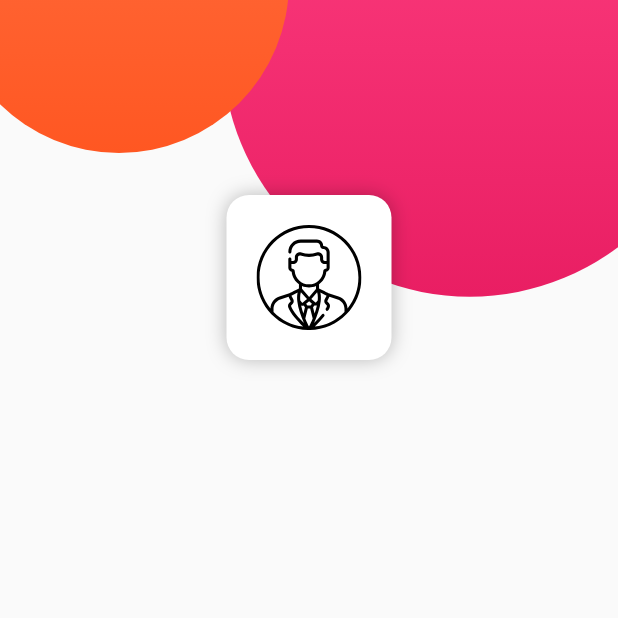
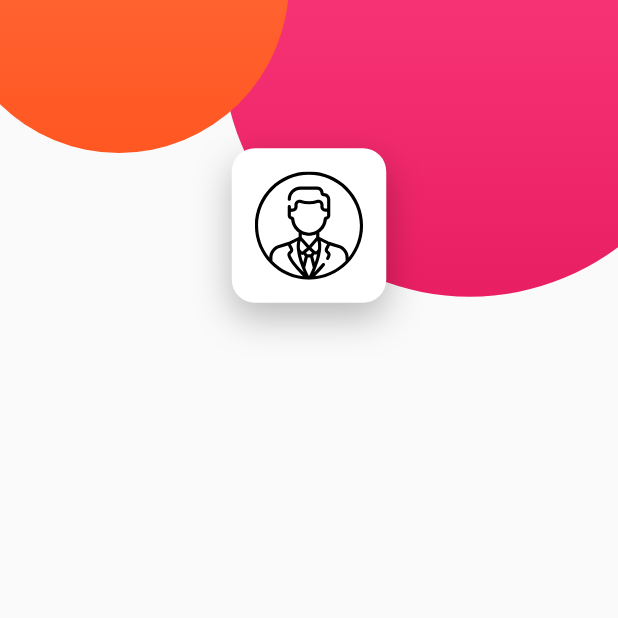
Before and after one commit to vargascarlitos/flutter_consume_api, a Flutter app: the screen it shows after launch, on a phone screen of 412 x 824 dp, the top half of it. Run offline on Flutter 3.47's test engine with Material 2 defaults, Android fonts, the phone set to English and light mode, and no system bars; our stand-ins replace flutter_svg.

Commit message:
adaptative desing

```diff
--- a/lib/_widgets/icon_container.dart
+++ b/lib/_widgets/icon_container.dart
@@ -11,19 +11,19 @@ class IconContainer extends StatelessWidget {
   @override
   Widget build(BuildContext context) {
     return Container(
-      width: 110,
-      height: 110,
-      padding: EdgeInsets.all(20),
+      width: this.size,
+      height: this.size,
+      padding: EdgeInsets.all(this.size*0.15),
       decoration: BoxDecoration(
         color: Colors.white,
-        boxShadow: [BoxShadow(color: Colors.black26, blurRadius: 10.0)],
-        borderRadius: BorderRadius.circular(15.0),
+        boxShadow: [BoxShadow(color: Colors.black26, blurRadius: 20.0, offset: Offset(0,10))],
+        borderRadius: BorderRadius.circular(this.size*0.15),
       ),
       child: Center(
         child: SvgPicture.asset(
           "assets/perfil.svg",
-          width: 80,
-          height: 80,
+          width: this.size*0.8,
+          height: this.size*0.8,
         ),
       ),
     );
--- a/lib/main.dart
+++ b/lib/main.dart
@@ -1,4 +1,5 @@
 import 'package:flutter/material.dart';
+import 'package:flutter/services.dart';
 import 'package:flutter_consume_api/pages/home_pages.dart';
 
 void main() {
@@ -9,6 +10,10 @@ class MyApp extends StatelessWidget {
   // This widget is the root of your application.
   @override
   Widget build(BuildContext context) {
+    SystemChrome.setPreferredOrientations([
+      DeviceOrientation.portraitUp,
+      DeviceOrientation.portraitDown
+    ]);
     return MaterialApp(
       title: 'Flutter Demo',
       theme: ThemeData(
--- a/lib/pages/home_pages.dart
+++ b/lib/pages/home_pages.dart
@@ -10,8 +10,11 @@ class HomePage extends StatefulWidget {
 class _HomePageState extends State<HomePage> {
   @override
   Widget build(BuildContext context) {
-    final Size size = MediaQuery.of(context).size;
-
+    final Size size = MediaQuery
+        .of(context)
+        .size;
+    final double _pinkSize = size.width * 0.8;
+    final double _orangeSize = size.width * 0.55;
     return Scaffold(
       body: SafeArea(
           child: Container(
@@ -21,22 +24,24 @@ class _HomePageState extends State<HomePage> {
               alignment: Alignment.center,
               children: [
                 Positioned(
-                top: -(size.width*0.8)*0.4,
-                right: -(size.width*0.8)*0.2,
+                    top: -(_pinkSize) * 0.4,
+                    right: -(_pinkSize) * 0.2,
                     child: Circle(
-                  size: size.width*0.8,
+                      size: _pinkSize,
                       colors: [Colors.pinkAccent, Colors.pink],
                     )),
                 Positioned(
-                top: -(size.width*0.55)*0.55,
-                left: -(size.width*0.55)*0.15,
+                    top: -(_orangeSize) * 0.55,
+                    left: -(_orangeSize) * 0.15,
                     child: Circle(
-                  size: size.width*0.55,
+                      size: _orangeSize,
                       colors: [Colors.deepOrangeAccent, Colors.deepOrange],
                     )),
                 Positioned(
-                top: 130,
-                child: IconContainer())
+                    top: _pinkSize*0.3,
+                    child: IconContainer(
+                      size: size.width*0.25,
+                    ))
               ],
             ),
           )),
```
Also changed, not shown: pubspec.lock. Lines whose indentation alone changed are shown as unchanged.
